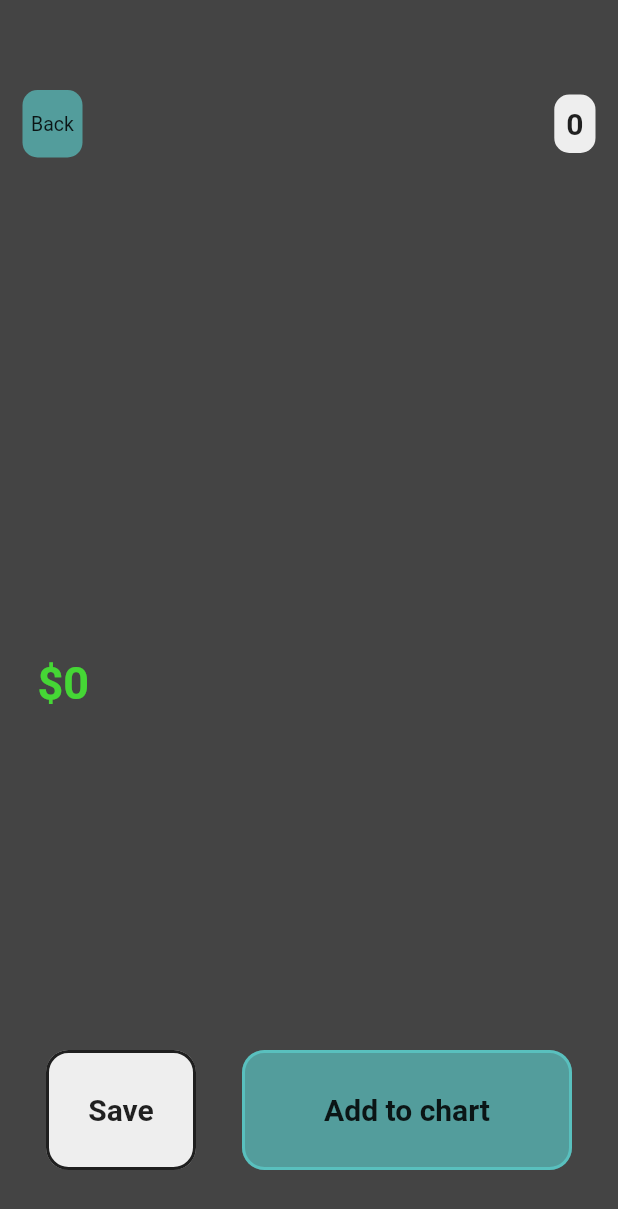
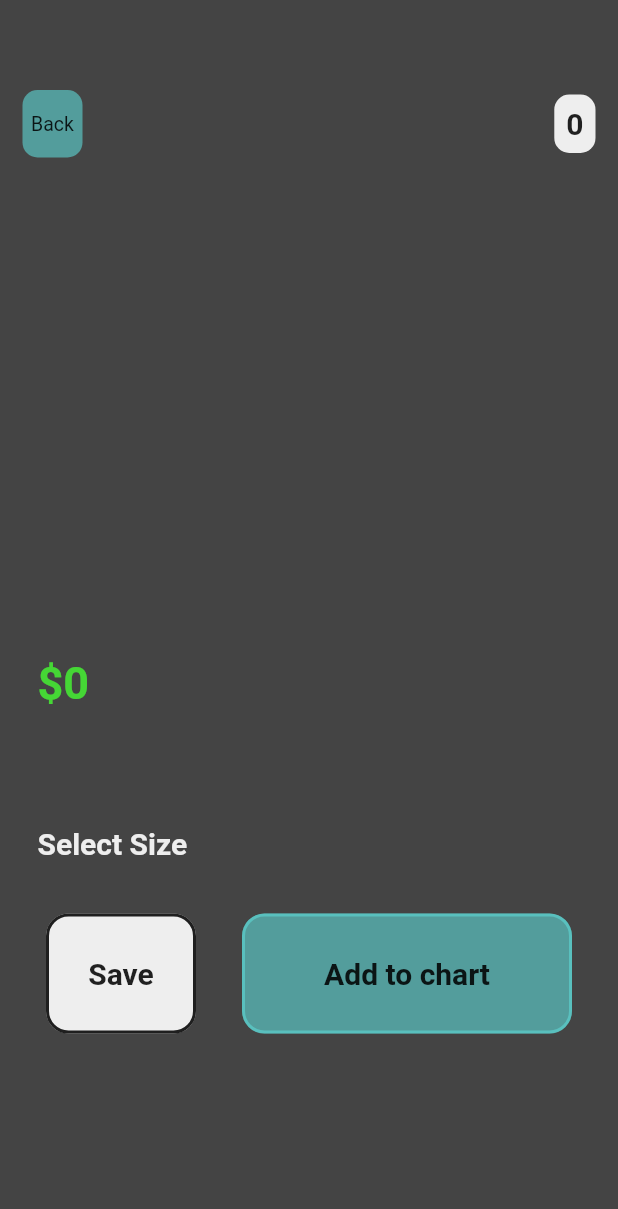
Before and after one commit to arsham-aazami/store, a Flutter app: the ProductDetails screen opened directly with empty values, on a phone screen of 412 x 824 dp. Shown: the top 1209 px of the screen. Run offline on Flutter 3.47's test engine with Material 2 defaults, Android fonts, the phone set to English and light mode, and no system bars; our stand-ins replace cloud_firestore, firebase_auth, firebase_core, get, google_fonts, google_nav_bar; accounts and stored records are empty; network calls fail.

Commit message:
final commit

```diff
--- a/lib/consts.dart
+++ b/lib/consts.dart
@@ -19,5 +19,6 @@ class Consts{
   static const headingTextStyleTwo = TextStyle(fontSize: 30, fontWeight: FontWeight.w700, color: colorStyleFour);
   static const headingTextStyleThree = TextStyle(fontSize: 30, fontWeight: FontWeight.w700, color: snackBarSuccessfulColor);
   static const descriptionTextStyle = TextStyle(fontSize: 13, fontWeight: FontWeight.w700, color: colorStyleFour);
+  static const sizeWidgetTextStyle = TextStyle(fontSize: 20, fontWeight: FontWeight.w500, color: colorStyleThree);
 
 }
--- a/lib/routes/home.dart
+++ b/lib/routes/home.dart
@@ -22,7 +22,10 @@ class _HomeState extends State<Home> {
          backgroundColor: Consts.customizedGrayOne,
         body: bottomTap.elementAt(currentIndex),
         bottomNavigationBar: Container(
-          decoration: const BoxDecoration(color: Consts.customizedGrayOne),
+          decoration: const BoxDecoration(
+            color: Consts.customizedGrayOne,
+            boxShadow: [ BoxShadow(color: Consts.colorStyleThree, blurRadius: 40)]
+            ),
           child: Padding(
             padding: const EdgeInsets.all(10.0),
             child: Container(
@@ -37,6 +40,7 @@ class _HomeState extends State<Home> {
                   tabBackgroundColor: Consts.colorStyleThree,
                   tabBorderRadius: 15,
                   iconSize: 30,
+                  gap: 5,
                   tabs: const [
                     GButton(icon: Icons.search),
                     GButton(icon: Icons.home),
--- a/lib/routes/mainHome.dart
+++ b/lib/routes/mainHome.dart
@@ -55,6 +55,7 @@ class MainHome extends StatelessWidget {
                         child: GestureDetector(
                           onTap: () {
                             Get.to(() => ProductDetails(productId: document.id));
+
                           },
                           child: Container(
                             // height: 80,
--- a/lib/routes/productDetails.dart
+++ b/lib/routes/productDetails.dart
@@ -4,6 +4,7 @@ import 'package:get/get.dart';
 import 'package:store/routes/customActionBar.dart';
 import 'package:store/routes/imageSwape.dart';
 import 'package:store/routes/mainHome.dart';
+import 'package:store/routes/sizeWidget.dart';
 import 'package:store/widgets/customButton.dart';
 
 import '../consts.dart';
@@ -47,13 +48,11 @@ class _ProductDetailsState extends State<ProductDetails> {
                       snapshot.data!.data() as Map<String, dynamic>;
 
                   List productsImages = data["images"];
-
+                  List productSizes = data["sizes"];
                   return Padding(
                     padding: const EdgeInsets.only(top: 70),
                     child: Center(
-                      child: ListView(
-                          // scrollDirection: Axis.horizontal,
-                          children: [
+                      child: ListView(children: [
                         ImageSwap(imageList: productsImages),
                         Padding(
                           padding: const EdgeInsets.symmetric(
@@ -73,6 +72,49 @@ class _ProductDetailsState extends State<ProductDetails> {
                           child: Text(
                             "${data['description']}",
                             style: Consts.descriptionTextStyle,
+                          ),
+                        ),
+                        const Padding(
+                          padding: EdgeInsets.symmetric(
+                              vertical: 10.0, horizontal: 25),
+                          child: Text(
+                            "Select Size",
+                            style: Consts.textStyleTwo,
+                          ),
+                        ),
+                        Padding(
+                          padding: const EdgeInsets.symmetric(
+                              vertical: 5, horizontal: 25),
+                          child: Row(
+                            children: [
+                              for (int j = 0; j < productSizes.length; j++)
+                                Padding(
+                                  padding: const EdgeInsets.only(right: 8.0),
+                                  child: SizeWidget(
+                                      size: productSizes[j].toString()),
+                                ),
+                            ],
+                          ),
+                        ),
+                        Padding(
+                          padding: const EdgeInsets.only(top: 15),
+                          child: Row(
+                            mainAxisAlignment: MainAxisAlignment.spaceEvenly,
+                            children: [
+                              CustomButton(
+                                  text: "Save",
+                                  width: 100,
+                                  height: 80,
+                                  buttonContainerColor: Consts.colorStyleFour,
+                                  click: () => print("arsham")),
+                              CustomButton(
+                                  text: "Add to chart",
+                                  width: 220,
+                                  height: 80,
+                                  borderColor: Consts.customizedBlue,
+                                  buttonContainerColor: Consts.customizedBlue,
+                                  click: () => print("arsham"))
+                            ],
                           ),
                         )
                       ]),
@@ -96,27 +138,6 @@ class _ProductDetailsState extends State<ProductDetails> {
                   ),
                 ),
                 number: 0),
-            Padding(
-              padding: const EdgeInsets.only(top: 700),
-              child: Row(
-                mainAxisAlignment: MainAxisAlignment.spaceEvenly,
-                children: [
-                  CustomButton(
-                      text: "Save",
-                      width: 100,
-                      height: 80,
-                      buttonContainerColor: Consts.colorStyleFour,
-                      click: () => print("arsham")),
-                  CustomButton(
-                      text: "Add to chart",
-                      width: 220,
-                      height: 80,
-                      borderColor: Consts.customizedBlue,
-                      buttonContainerColor: Consts.customizedBlue,
-                      click: () => print("arsham"))
-                ],
-              ),
-            )
           ],
         ),
       ),
```
Also changed, not shown: lib/routes/sizeWidget.dart (added, +32 -0 lines). Lines whose indentation alone changed are shown as unchanged.
